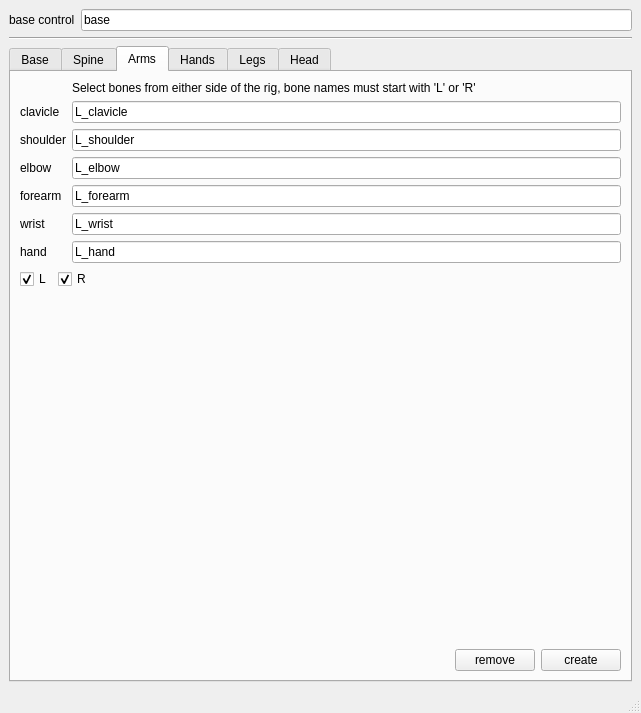
Old version of the form scripts/jt_autorig.ui in the repository jonathantopf/jt_tools.
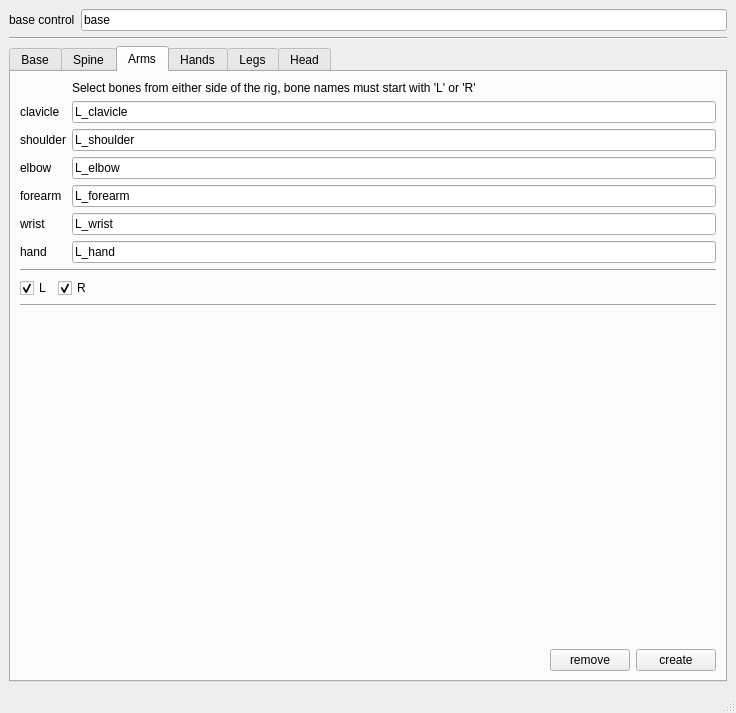
New version of the form. The open tabs and pages were chosen to show the change.

Commit message: jt_autorig: minor ui cosmetic changes

What changed in the file:
```diff
--- a/scripts/jt_autorig.ui
+++ b/scripts/jt_autorig.ui
@@ -6,7 +6,7 @@
    <rect>
     <x>0</x>
     <y>0</y>
-    <width>641</width>
+    <width>736</width>
     <height>713</height>
    </rect>
   </property>
@@ -379,6 +379,13 @@
           </item>
          </layout>
         </item>
+        <item>
+         <widget class="Line" name="line_5">
+          <property name="orientation">
+           <enum>Qt::Horizontal</enum>
+          </property>
+         </widget>
+        </item>
         <item>
          <layout class="QHBoxLayout" name="horizontalLayout_2">
           <item>
@@ -416,6 +423,20 @@
           </item>
          </layout>
         </item>
+        <item>
+         <widget class="Line" name="line_10">
+          <property name="orientation">
+           <enum>Qt::Horizontal</enum>
+          </property>
+         </widget>
+        </item>
+        <item>
+         <widget class="Line" name="line_6">
+          <property name="orientation">
+           <enum>Qt::Vertical</enum>
+          </property>
+         </widget>
+        </item>
         <item>
          <spacer name="verticalSpacer">
           <property name="orientation">
```
Left out of the diff: 42 changed lines with no effect on the pictures.
